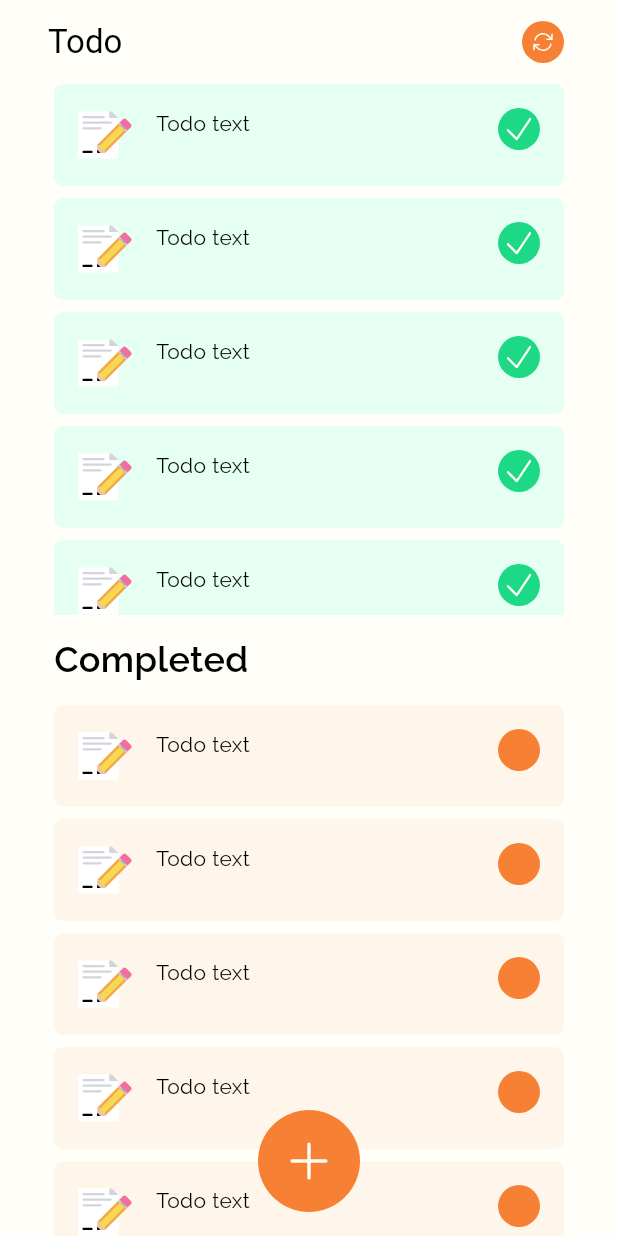
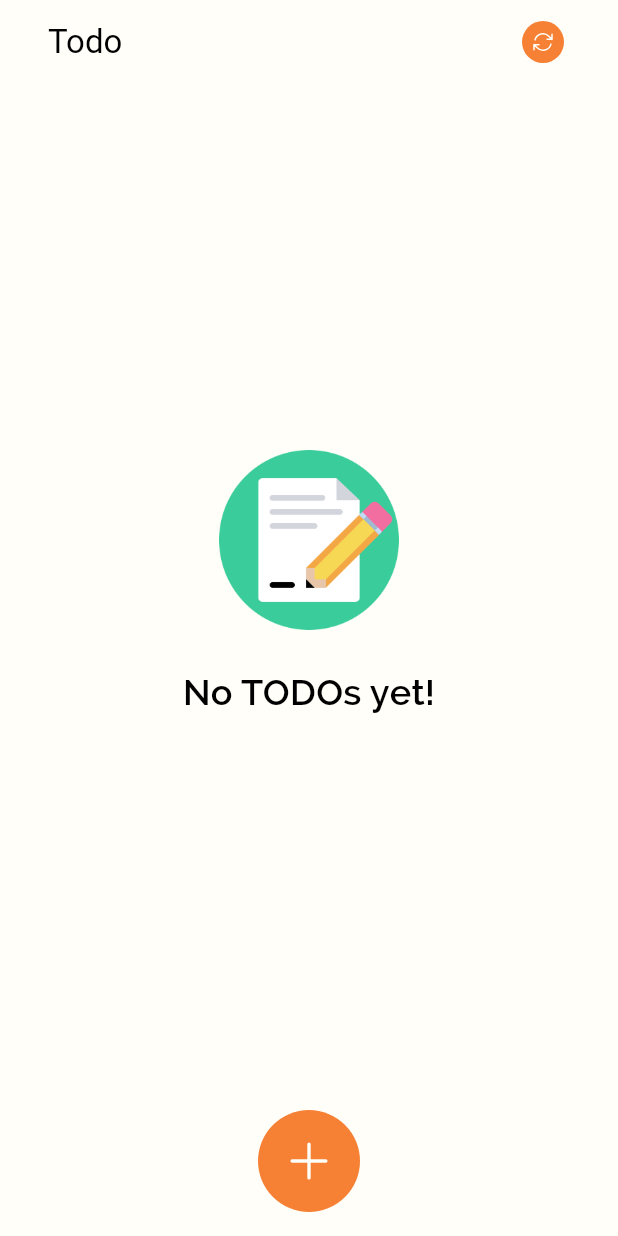
Before and after one commit to intesys/y-mobile-todo-flutter, a Flutter app: the TodoScreen screen opened by its route, on a phone screen of 412 x 824 dp. Run offline on Flutter 3.47's test engine with Material 3 defaults, Android fonts, the phone set to English and light mode, and no system bars; our stand-ins replace easy_localization, flutter_svg, get_it, go_router; generated files the repository leaves out were written again.

Commit message:
add empty state for todo list

```diff
--- a/core_ui/lib/src/theme/app_dimens.dart
+++ b/core_ui/lib/src/theme/app_dimens.dart
@@ -7,6 +7,7 @@ class AppDimens {
 
   static const double appPagesPadding = 16.0;
   static const double appBigPagesPadding = 36.0;
+  static const double floatingButtonAppPadding = 100.0;
 
   static const double contentBigPaddingVertical = 16.0;
   static const double contentBigPaddingHorizontal = 16.0;
@@ -17,6 +18,8 @@ class AppDimens {
   static const double iconSmallPadding = 8.0;
   static const double iconPadding = 16.0;
 
+  static const double imageSize = 120.0;
+
   static const double textInputContentPaddingVertical = 16.0;
   static const double textInputContentPaddingHorizontal = 36.0;
 
--- a/features/todo/lib/src/todo_screen.dart
+++ b/features/todo/lib/src/todo_screen.dart
@@ -1,14 +1,13 @@
 import 'package:core/core.dart';
 import 'package:core_ui/core_ui.dart';
-import 'package:domain/domain.dart';
 import 'package:flutter/material.dart';
 import 'package:navigation/navigation.dart';
 
-import 'widgets/todo_tile.dart';
+import 'widgets/empty_state.dart';
+import 'widgets/todo_content.dart';
 
 class TodoScreen extends StatelessWidget {
   final AppNavigator appNavigator = appLocator.get<AppNavigator>();
-  final int listLength = 7;
 
   @override
   Widget build(BuildContext context) {
@@ -35,47 +34,7 @@ class TodoScreen extends StatelessWidget {
           ),
         ],
       ),
-      body: Column(
-        crossAxisAlignment: CrossAxisAlignment.start,
-        children: <Widget>[
-          Expanded(
-            child: ListView.separated(
-              padding: const EdgeInsets.symmetric(horizontal: AppDimens.appBigPagesPadding),
-              shrinkWrap: true,
-              itemCount: listLength,
-              itemBuilder: (BuildContext context, int index) {
-                return TodoTile(
-                    todo: Todo(id: 'id', text: 'Todo text', isCompleted: true),
-                    onTap: (String id) {});
-              },
-              separatorBuilder: (_, __) => const SizedBox(height: 8),
-            ),
-          ),
-          Padding(
-            padding: const EdgeInsets.symmetric(
-              horizontal: AppDimens.appBigPagesPadding,
-              vertical: AppDimens.contentPaddingVertical,
-            ),
-            child: Text(LocaleKeys.todo_completedList.tr(), style: AppFonts.raleway24SemiBold),
-          ),
-          Expanded(
-            child: ListView.separated(
-              padding: const EdgeInsets.symmetric(horizontal: AppDimens.appBigPagesPadding),
-              shrinkWrap: true,
-              itemCount: 7,
-              itemBuilder: (BuildContext context, int index) {
-                return Padding(
-                  padding: EdgeInsets.only(bottom: index == listLength - 1 ? 100 : 0.0),
-                  child: TodoTile(
-                      todo: Todo(id: 'id', text: 'Todo text', isCompleted: false),
-                      onTap: (String id) {}),
-                );
-              },
-              separatorBuilder: (_, __) => const SizedBox(height: 8),
-            ),
-          ),
-        ],
-      ),
+      body: EmptyState(),
       floatingActionButton: Container(
         decoration: BoxDecoration(
           color: colors.accent,
--- /dev/null
+++ b/features/todo/lib/src/widgets/empty_state.dart
@@ -0,0 +1,27 @@
+import 'package:core/core.dart';
+import 'package:core_ui/core_ui.dart';
+import 'package:flutter/material.dart';
+
+class EmptyState extends StatelessWidget {
+  final int listLength = 7;
+
+  @override
+  Widget build(BuildContext context) {
+    return Column(
+      mainAxisAlignment: MainAxisAlignment.center,
+      crossAxisAlignment: CrossAxisAlignment.stretch,
+      children: <Widget>[
+        Center(
+          child: AppImages.emptyTodoList(width: AppDimens.imageSize),
+        ),
+        const SizedBox(height: 24),
+        Text(
+          LocaleKeys.todo_noData.tr(),
+          style: AppFonts.raleway24SemiBold,
+          textAlign: TextAlign.center,
+        ),
+        const SizedBox(height: AppDimens.floatingButtonAppPadding),
+      ],
+    );
+  }
+}
```
Also changed, not shown: features/create_todo/lib/create_todo.dart (+1 -17 lines), features/create_todo/lib/src/create_todo_screen.dart (added, +17 -0 lines), features/todo/lib/src/widgets/todo_content.dart (added, +57 -0 lines).
